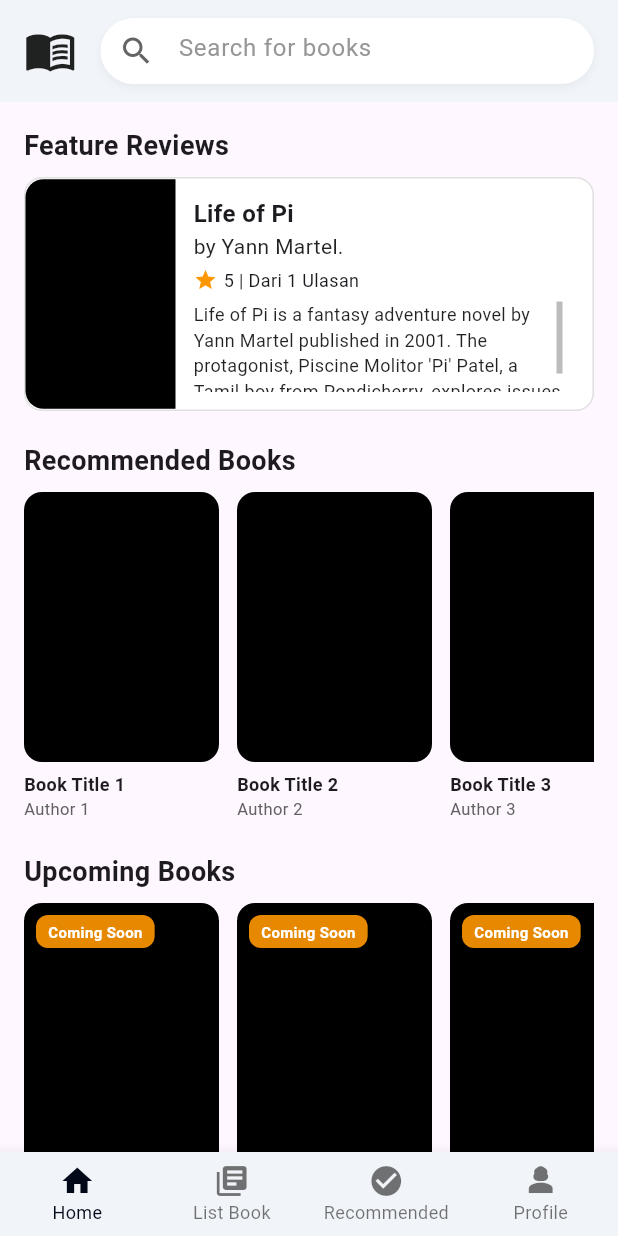
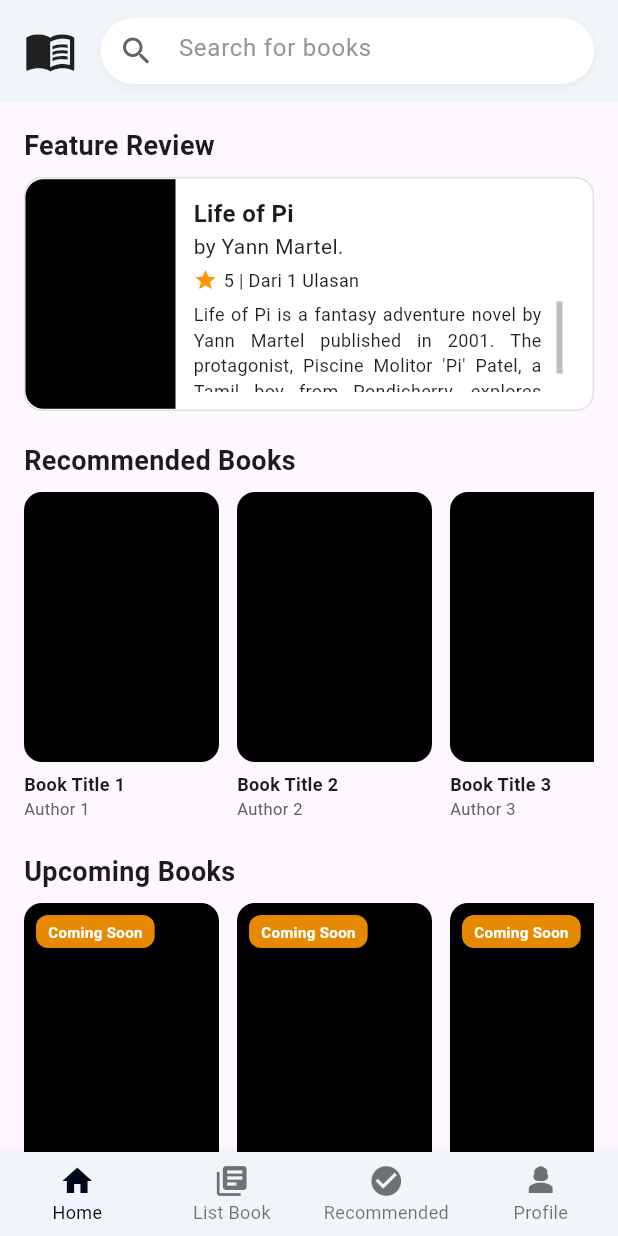
Before and after one commit to peekoy/ABP-Mobile, a Flutter app: the screen it shows after launch, on a phone screen of 412 x 824 dp. Run offline on Flutter 3.47's test engine with Material 3 defaults, Android fonts, the phone set to English and light mode, and no system bars; our stand-ins replace image_picker.

Commit message:
chore: fix desc book

```diff
--- a/lib/home.dart
+++ b/lib/home.dart
@@ -31,7 +31,7 @@ class _HomePageState extends State<HomePage> {
           children: [
             // Feature Reviews
             const Text(
-              "Feature Reviews",
+              "Feature Review",
               style: TextStyle(fontSize: 18, fontWeight: FontWeight.bold),
             ),
             const SizedBox(height: 8),
@@ -103,6 +103,7 @@ class _HomePageState extends State<HomePage> {
                               thumbVisibility:
                                   true, // Scrollbar selalu terlihat
                               child: SingleChildScrollView(
+                                padding: EdgeInsets.only(right: 14),
                                 controller:
                                     _scrollController, // Pastikan controller sama
                                 child: const Text(
@@ -114,6 +115,7 @@ class _HomePageState extends State<HomePage> {
                                     fontSize: 12,
                                     color: Colors.black87,
                                   ),
+                                  textAlign: TextAlign.justify,
                                 ),
                               ),
                             ),
```
